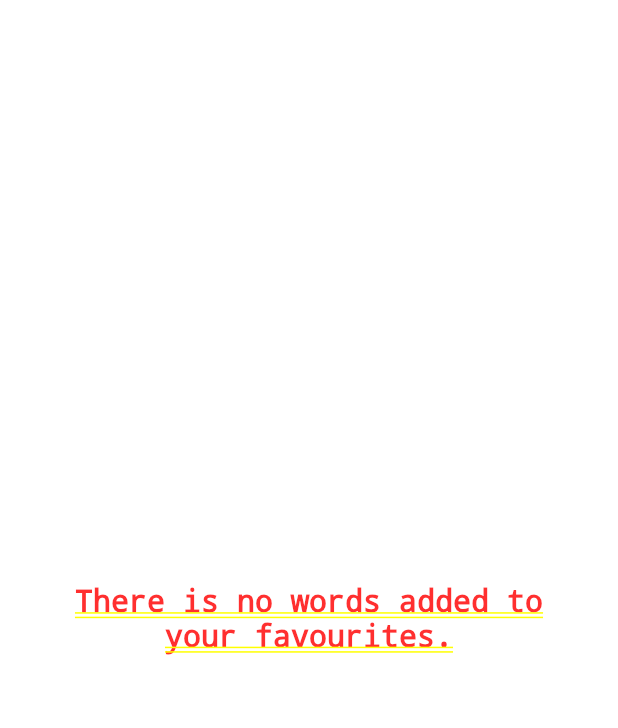
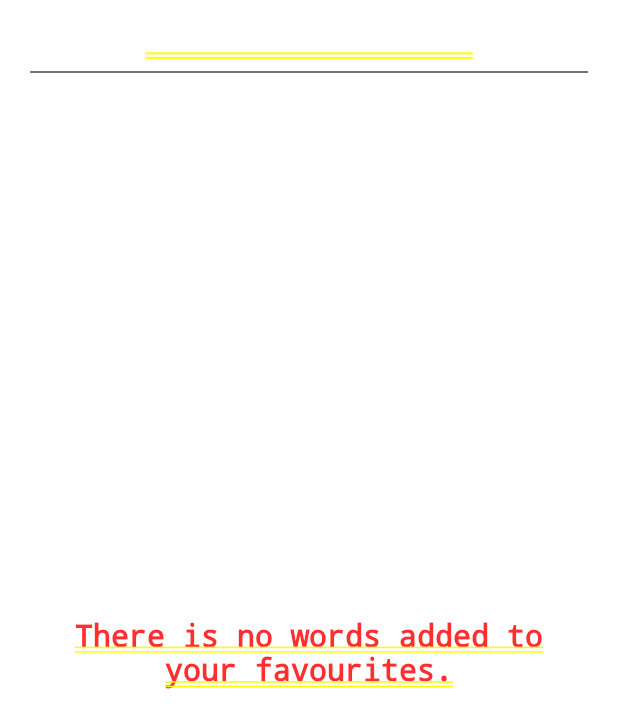
Before and after one commit to leosal0mao/coodesh-chalenge, a Flutter app: the FavoriteWordsPage screen opened by its route, on a phone screen of 412 x 824 dp. Shown: the top 728 px of the screen. Run offline on Flutter 3.47's test engine with Material 3 defaults, Android fonts, the phone set to English and light mode, and no system bars; our stand-ins replace flutter_bloc, flutter_tts, get_it, shared_preferences, sqflite; accounts and stored records are empty; network calls fail; statements that could not run were skipped.

Commit message:
added titles to the pages and finishhed project

```diff
--- a/dictionary_app/lib/pages/favorite_words/favorite_words_page.dart
+++ b/dictionary_app/lib/pages/favorite_words/favorite_words_page.dart
@@ -37,6 +37,11 @@ class _FavoriteWordsPageState extends State<FavoriteWordsPage> {
         child: Column(
           mainAxisAlignment: MainAxisAlignment.center,
           children: [
+            const Text(
+              'Favorites Page',
+              style: TextStyle(fontSize: 26, color: Colors.white),
+            ),
+            const Divider(),
             Expanded(
               child: BlocBuilder<FavoriteWordsBloc, FavoriteWordsState>(
                 builder: (context, state) {
```
Also changed, not shown: dictionary_app/lib/pages/word_history/word_history_page.dart (+4 -15 lines).
